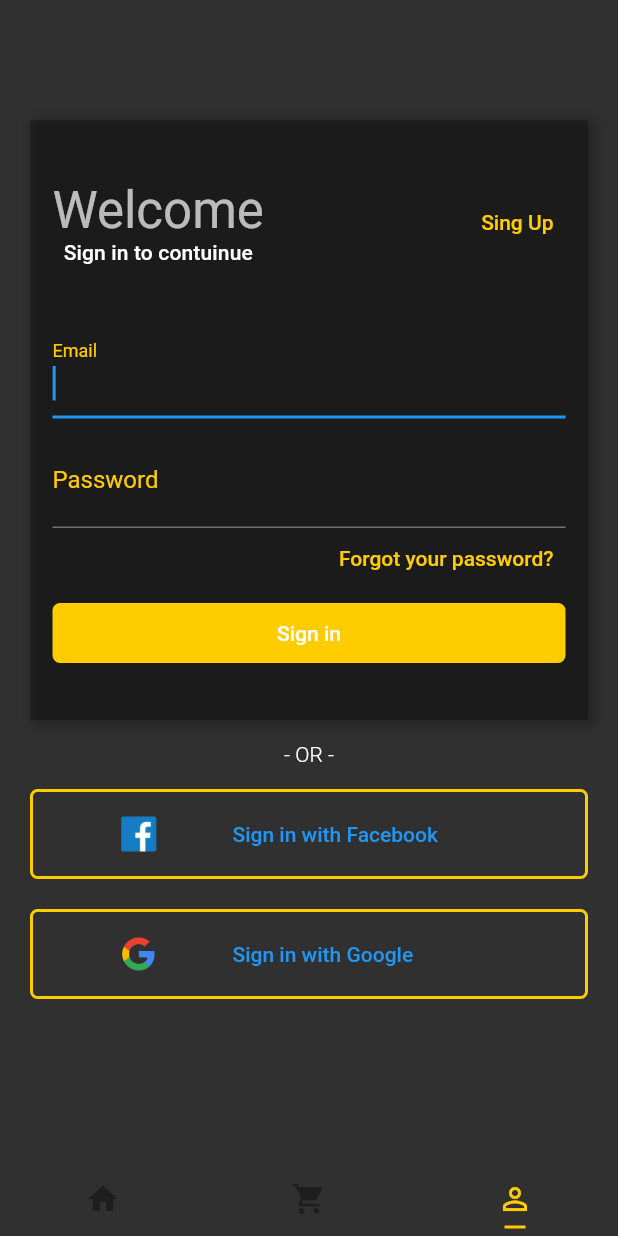
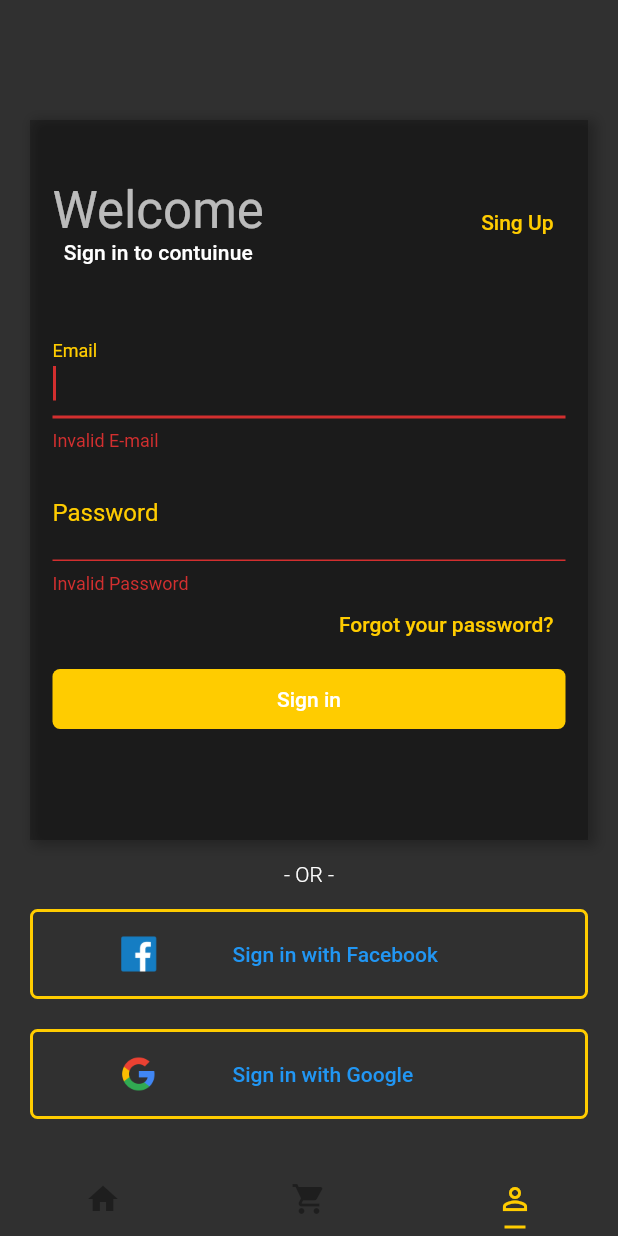
Before and after one commit to willianconrado/app_shopping, a Flutter app: the screen it shows after launch, item 3 of the bottom bar chosen, after a tap on "Sign in", on a phone screen of 412 x 824 dp. Run offline on Flutter 3.47's test engine with Material 2 defaults, Android fonts, the phone set to English and light mode, and no system bars.

Commit message:
Atualizações

```diff
--- a/lib/pages/login.page.dart
+++ b/lib/pages/login.page.dart
@@ -2,6 +2,10 @@ import 'package:flutter/material.dart';
 import 'package:shopping/pages/singup.page.dart';
 
 class LoginPage extends StatelessWidget {
+  final _formKey = GlobalKey<FormState>();
+  String? _email;
+  String? _password;
+
   @override
   Widget build(BuildContext context) {
     return Scaffold(
@@ -16,7 +20,7 @@ class LoginPage extends StatelessWidget {
           child: Column(
             children: [
               Container(
-                height: 400,
+                height: 480,
                 decoration: BoxDecoration(
                   color: Theme.of(context).accentColor,
                   boxShadow: [
@@ -34,6 +38,8 @@ class LoginPage extends StatelessWidget {
                     right: 15,
                     top: 40,
                   ),
+                  child: Form(
+                    key: _formKey,
                     child: Column(
                       children: [
                         Row(
@@ -42,7 +48,8 @@ class LoginPage extends StatelessWidget {
                             Column(
                               children: <Widget>[
                                 Text("Welcome",
-                                  style: Theme.of(context).textTheme.headline4),
+                                    style:
+                                        Theme.of(context).textTheme.headline4),
                                 Text(
                                   "Sign in to contuinue",
                                   style: Theme.of(context).textTheme.titleSmall,
@@ -84,6 +91,13 @@ class LoginPage extends StatelessWidget {
                           style: TextStyle(
                             fontSize: 20,
                           ),
+                          validator: (value) {
+                            if (value!.isEmpty) {
+                              return 'Invalid E-mail';
+                            }
+                            return null;
+                          },
+                          onSaved: (input) => _password = input!,
                         ),
                         SizedBox(
                           height: 10,
@@ -103,6 +117,13 @@ class LoginPage extends StatelessWidget {
                           style: TextStyle(
                             fontSize: 20,
                           ),
+                          validator: (value) {
+                            if (value!.isEmpty) {
+                              return 'Invalid Password';
+                            }
+                            return null;
+                          },
+                          onSaved: (input) => _password = input!,
                         ),
                         Container(
                           height: 40,
@@ -128,17 +149,30 @@ class LoginPage extends StatelessWidget {
                           ),
                           height: 40,
                           child: TextButton(
-                          child: const Text(
+                            child: Text(
                               "Sign in",
                               style: TextStyle(
                                 color: Colors.white,
                                 fontWeight: FontWeight.w500,
                               ),
                             ),
-                          onPressed: () {},
+                            onPressed: () {
+                              if (_formKey.currentState!.validate()) {
+                                _formKey.currentState!.save();
+                                print(_email);
+                                print(_password);
+
+                                ScaffoldMessenger.of(context).showSnackBar(
+                                  SnackBar(
+                                    content: Text('Welcome, $_email'),
+                                  ),
+                                );
+                              }
+                            },
                           ),
                         ),
                       ],
+                    ),
                   ),
                 ),
               ),
--- a/lib/widgets/product/product-card.widget.dart
+++ b/lib/widgets/product/product-card.widget.dart
@@ -1,3 +1,4 @@
+import 'package:flutter/foundation.dart';
 import 'package:flutter/material.dart';
 import 'package:shopping/pages/product.page.dart';
 
@@ -38,13 +39,15 @@ class ProductCard extends StatelessWidget {
                   ),
                 );
               },
+              child: Hero(
+                tag: image,
                 child: Image.asset(
                   image,
                   width: 170,
                   height: 170,
                   fit: BoxFit.cover,
                 ),
-          ),
+              )),
           SizedBox(
             height: 10,
           ),
--- a/lib/widgets/search-box.widget.dart
+++ b/lib/widgets/search-box.widget.dart
@@ -1,9 +1,58 @@
 import 'package:flutter/material.dart';
 
-class SearchBox extends StatelessWidget {
+class SearchBox extends StatefulWidget {
+  @override
+  State<SearchBox> createState() => _SearchBoxState();
+}
+
+class _SearchBoxState extends State<SearchBox>
+    with SingleTickerProviderStateMixin {
+  AnimationController? _controller;
+  bool menuOpened = false;
+
+  @override
+  void initState() {
+    super.initState();
+    _controller = new AnimationController(
+      vsync: this,
+      duration: Duration(
+        seconds: 1,
+      ),
+    );
+  }
+
+  @override
+  void dispose() {
+    _controller?.dispose();
+    super.dispose();
+  }
+
   @override
   Widget build(BuildContext context) {
-    return Container(
+    return Row(
+      mainAxisAlignment: MainAxisAlignment.spaceBetween,
+      children: <Widget>[
+        AnimatedInput(
+          controller: _controller,
+        ),
+        FlatButton(
+          onPressed: () {
+            !menuOpened ? _controller.forward() : _controller.reverse();
+            menuOpened = !menuOpened;
+          },
+          child: AnimatedIcon(
+            icon: AnimatedIcons.menu_close,
+            progress: _controller,
+            semanticLabel: 'Open Menu',
+          ),
+        ),
+      ],
+    );
+  }
+}
+
+/*
+Container(
       height: 60,
       padding: EdgeInsets.only(left: 15),
       decoration: BoxDecoration(
@@ -38,5 +87,5 @@ class SearchBox extends StatelessWidget {
         ],
       ),
     );
-  }
-}
+
+    */
```
Also changed, not shown: lib/pages/product.page.dart (+9 -7 lines), lib/widgets/animated-input.widget.dart (added). Lines whose indentation alone changed are shown as unchanged.
